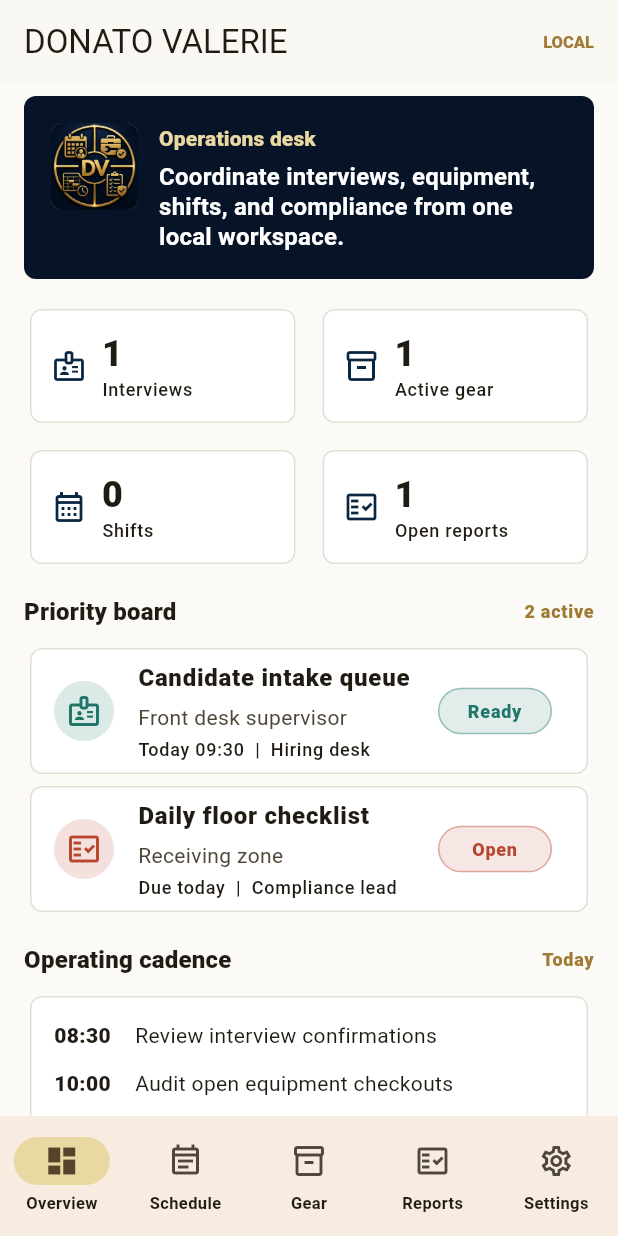
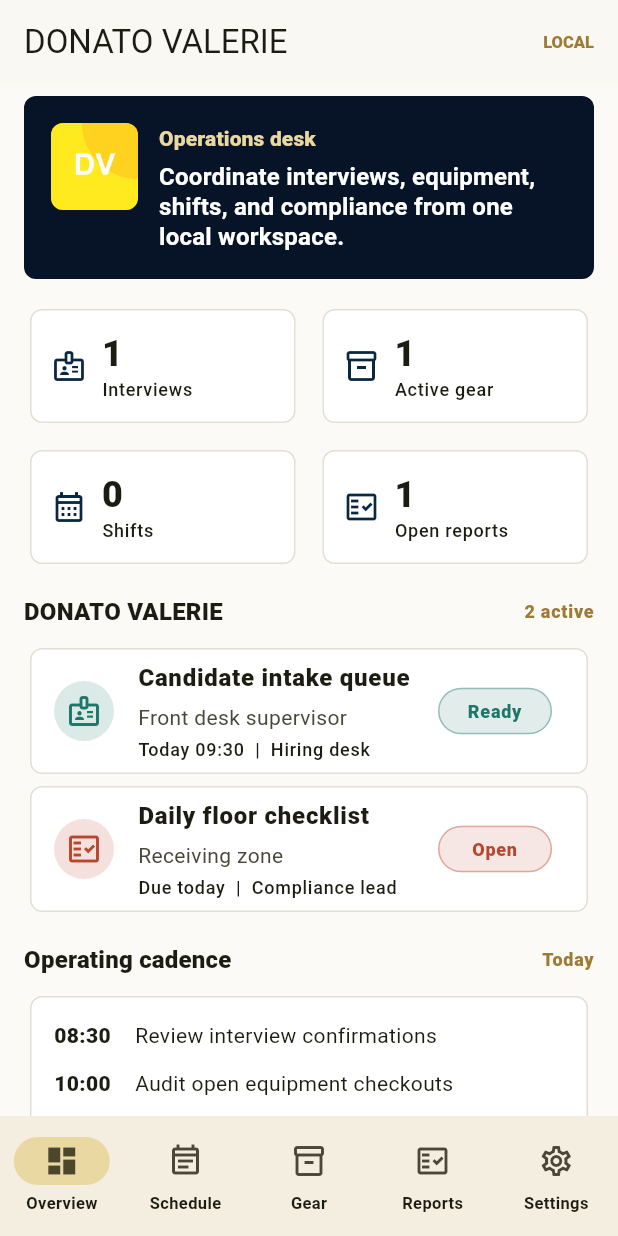
Before and after one commit to EOOrga/68d9d1251299230338fc3f5f, a Flutter app: the screen it shows after launch, on a phone screen of 412 x 824 dp. Run offline on Flutter 3.47's test engine with Material 3 defaults, Android fonts, the phone set to English and light mode, and no system bars; our stand-ins replace shared_preferences.

Commit message:
Create Flutter variant com.liandojahd.donatovalerie

```diff
--- a/lib/main.dart
+++ b/lib/main.dart
@@ -20,7 +20,7 @@ class DonatoValerieApp extends StatelessWidget {
 
   @override
   Widget build(BuildContext context) {
-    const seed = Color(0xFF9E7A35);
+    const seed = Color(0xFFFFE91F);
     final scheme = ColorScheme.fromSeed(
       seedColor: seed,
       brightness: Brightness.light,
@@ -383,7 +383,7 @@ class OverviewPage extends StatelessWidget {
         ),
         const SizedBox(height: 16),
         SectionTitle(
-          title: 'Priority board',
+          title: 'DONATO VALERIE',
           actionText: '${priorities.length} active',
         ),
         if (priorities.isEmpty)
--- a/pubspec.yaml
+++ b/pubspec.yaml
@@ -1,4 +1,4 @@
-name: donato_valerie
+name: donatovalerie
 description: "Local operations workflow app for DONATO VALERIE."
 publish_to: 'none'
 
@@ -28,5 +28,5 @@ flutter_launcher_icons:
   android: true
   ios: false
   image_path: "docs/icon.png"
-  adaptive_icon_background: "#071428"
-  adaptive_icon_foreground: "docs/icon.png"
+  adaptive_icon_background: "#FF791F"
+  adaptive_icon_foreground: docs/icon.png
```
Also changed, not shown: docs/icon.png, 12 other files.
